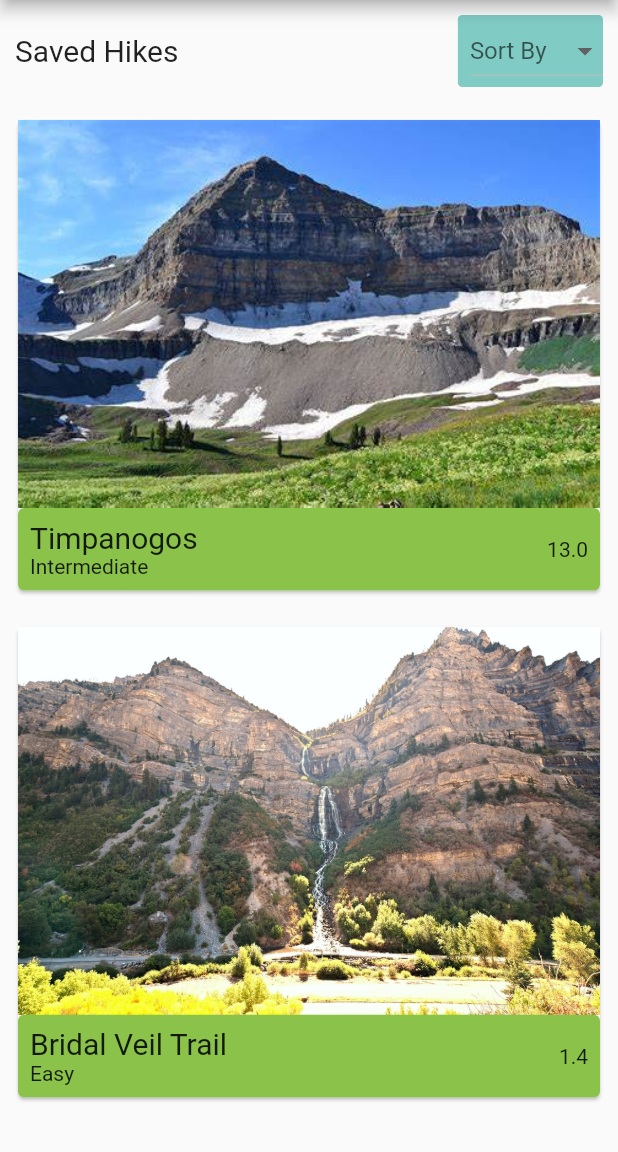
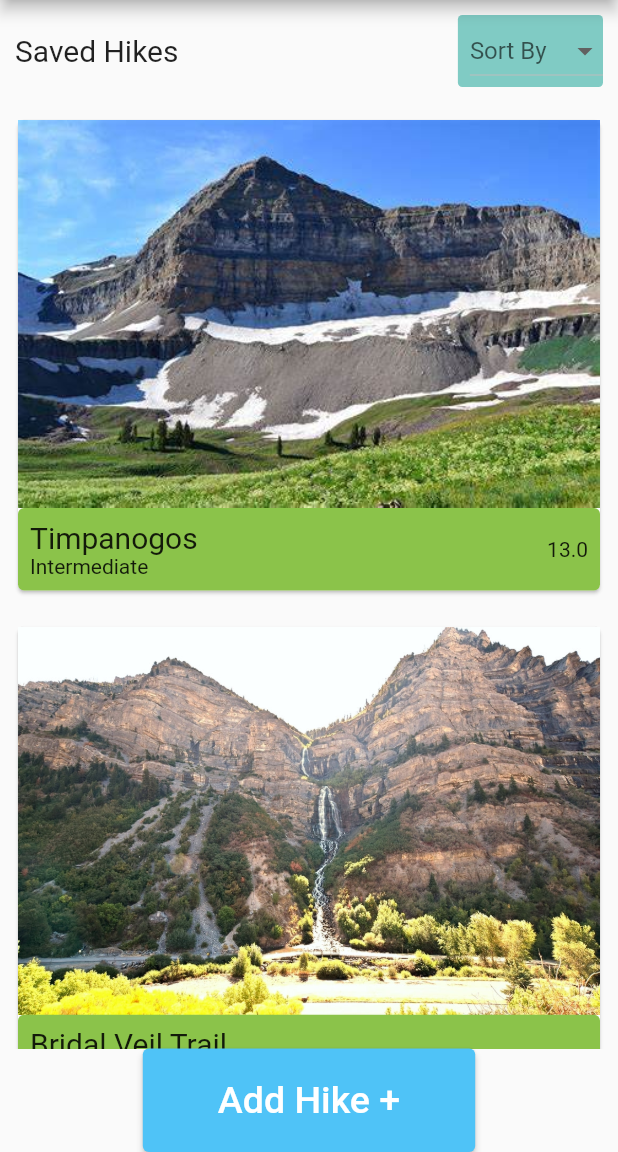
Before and after one commit to anahoward815/MobileProject, a Flutter app: the SavedHikesPage screen opened by its route, on a phone screen of 412 x 824 dp, the part 84-1236 px from its top. Run offline on Flutter 3.47's test engine with Material 2 defaults, Android fonts, the phone set to English and light mode, and no system bars; missing offline and left inert: dart:ffi.

Commit message:
Saved hikes page updated

```diff
--- a/HikingApp/lib/pages/saved_hikes.dart
+++ b/HikingApp/lib/pages/saved_hikes.dart
@@ -35,7 +35,21 @@ class _SavedHikesPage extends State<SavedHikesPage> {
                 ],
               ),
           ),
-          HikeCardDisplay()
+          HikeCardDisplay(),
+          ElevatedButton(
+            onPressed: () {
+            },
+            child: Text(
+              'Add Hike +',
+              style: TextStyle(
+                fontSize: 25.0,
+              ),
+            ),
+            style: ElevatedButton.styleFrom(
+                primary: Colors.lightBlue[300],
+                padding: EdgeInsets.fromLTRB(50, 20, 50, 20)
+            ),
+          )
         ],
       ),
     );
```
